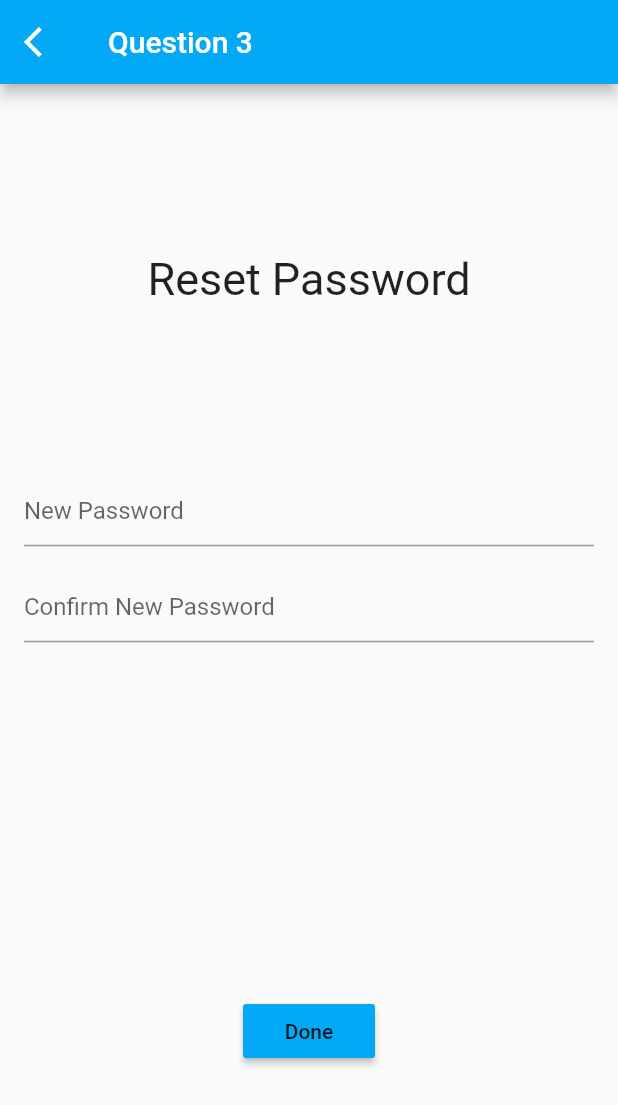
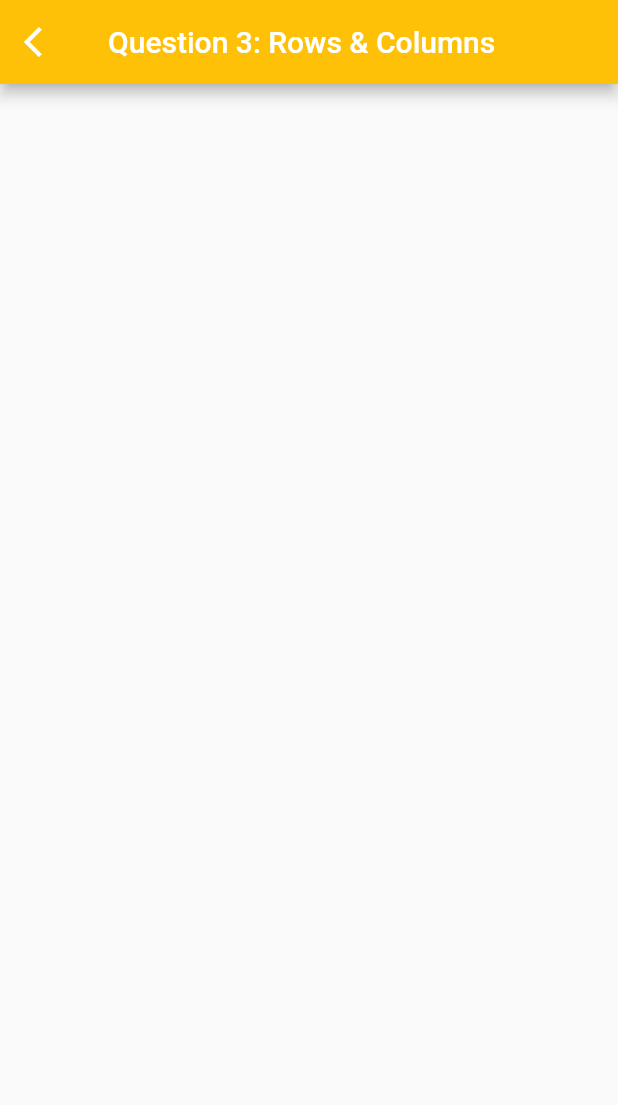
Before and after one commit to bry02g/hw3_layouts, a Flutter app: the screen it shows after launch, after a tap on "Question 3", on a phone screen of 412 x 824 dp. Shown: the top 1105 px of the screen. Run offline on Flutter 3.47's test engine with Material 2 defaults, Android fonts, the phone set to English and light mode, and no system bars.

Commit message:
added screenshots

```diff
--- a/lib/main.dart
+++ b/lib/main.dart
@@ -3,7 +3,7 @@ import 'package:hw1/questions/question1.dart';
 import 'package:hw1/questions/question2.dart';
 import 'package:hw1/questions/question3.dart';
 import 'package:hw1/questions/question4.dart';
-import 'package:hw1/questions/question5.dart';
+
 
 void main() {
   runApp(MyApp());
@@ -74,18 +74,7 @@ class MainPage extends StatelessWidget {
                   },
                 ),
               ),
-              Padding(
-                padding: const EdgeInsets.all(8.0),
-                child: RaisedButton(
-                  child: Text('Question 5'),
-                  onPressed: () {
-                    Navigator.push(
-                      context,
-                      MaterialPageRoute(builder: (context) => Question5()),
-                    );
-                  },
-                ),
-              ),
+
             ]),
       ),
     );
--- a/lib/questions/question1.dart
+++ b/lib/questions/question1.dart
@@ -1,19 +1,14 @@
 import 'package:flutter/material.dart';
 
-class Question1 extends StatefulWidget {
-  @override
-  _Question1State createState() => _Question1State();
-}
-
-class _Question1State extends State<Question1> {
-
+class Question1 extends StatelessWidget {
+  const Question1({Key key}) : super(key: key);
 
   @override
   Widget build(BuildContext context) {
     return MaterialApp(
       home: Scaffold(
           appBar: AppBar(
-            backgroundColor: Colors.green,
+            backgroundColor: Colors.pink,
             leading: IconButton(
               icon: Icon(
                 Icons.arrow_back_ios,
@@ -23,39 +18,17 @@ class _Question1State extends State<Question1> {
                 Navigator.pop(context);
               },
             ),
-            title: Text('Question 1'),
+            title: Text('Question 1: Rows'),
           ),
           body: Center(
-            child: Padding(
-              padding: const EdgeInsets.all(8.0),
-              child: Column(
-                  mainAxisAlignment: MainAxisAlignment.center,
-                  children: <Widget>[
-                    Text(
-                      'Press button to make me green',
-                      textAlign: TextAlign.center,
-                      style: TextStyle(
-                        fontSize: 25,
+              child: Row(
+            mainAxisAlignment: MainAxisAlignment.center,
+            children: <Widget>[
 
-                        // WILL NEED TO MODIFY THIS LINE
-                        color: Colors.black,
+              // ADD YOUR WIDGETS HERE
 
-
-                      ),
-                    ),
-                    Padding(
-                      padding: const EdgeInsets.only(top: 30),
-                      child: RaisedButton(
-                        child: Text('Make Green'),
-                        color: Colors.green,
-                        onPressed: (){
-                         // ADD YOUR CODE HERE
-                        },
-                      ),
-                    )
-                  ]),
-            ),
-          )),
+            ],
+          ))),
     );
   }
 }
--- a/lib/questions/question2.dart
+++ b/lib/questions/question2.dart
@@ -1,18 +1,14 @@
 import 'package:flutter/material.dart';
 
-class Question2 extends StatefulWidget {
-  @override
-  _Question2State createState() => _Question2State();
-}
-
-class _Question2State extends State<Question2> {
+class Question2 extends StatelessWidget {
+  const Question2({Key key}) : super(key: key);
 
   @override
   Widget build(BuildContext context) {
     return MaterialApp(
         home: Scaffold(
       appBar: AppBar(
-        backgroundColor: Colors.red,
+        backgroundColor: Colors.teal,
         leading: IconButton(
           icon: Icon(
             Icons.arrow_back_ios,
@@ -22,22 +18,15 @@ class _Question2State extends State<Question2> {
             Navigator.pop(context);
           },
         ),
-        title: Text('Question 2'),
+        title: Text('Question 2: Columns'),
       ),
-      body: Center(
-        child: IconButton(
-          iconSize: 200,
+      body: Column(
+          crossAxisAlignment: CrossAxisAlignment.start,
+          children: <Widget>[
 
-          // WILL NEED TO MODIFY THIS LINE
-          icon: Icon(
-            Icons.favorite_border,
-          ),
+            // ADD YOUR WIDGETS HERE
 
-          onPressed: () {
-            // ADD YOUR CODE HERE
-          },
-        ),
-      ),
+          ]),
     ));
   }
 }
--- a/lib/questions/question3.dart
+++ b/lib/questions/question3.dart
@@ -1,24 +1,14 @@
 import 'package:flutter/material.dart';
 
-class Question3 extends StatefulWidget {
-  @override
-  _Question3State createState() => _Question3State();
-}
-
-class _Question3State extends State<Question3> {
-  TextEditingController _newPasswordTextEditingController =
-      TextEditingController();
-  TextEditingController _confirmNewPasswordTextEditingController =
-      TextEditingController();
-
-  bool _match = true;
+class Question3 extends StatelessWidget {
+  const Question3({Key key}) : super(key: key);
 
   @override
   Widget build(BuildContext context) {
     return MaterialApp(
         home: Scaffold(
       appBar: AppBar(
-            backgroundColor: Colors.lightBlue,
+        backgroundColor: Colors.amber,
         leading: IconButton(
           icon: Icon(
             Icons.arrow_back_ios,
@@ -28,66 +18,17 @@ class _Question3State extends State<Question3> {
             Navigator.pop(context);
           },
         ),
-            title: Text('Question 3'),
+        title: Text('Question 3: Rows & Columns'),
       ),
-          body: Padding(
-            padding: const EdgeInsets.all(8.0),
+      body: Center(
         child: Column(
             mainAxisAlignment: MainAxisAlignment.center,
             children: <Widget>[
-                Spacer(),
-                Text(
-                  'Reset Password',
-                  textAlign: TextAlign.left,
-                  style: TextStyle(
-                    fontSize: 30,
+
+              // ADD YOUR WIDGETS HERE
+
+            ]),
       ),
-                ),
-                Spacer(),
-                Padding(
-                  padding: const EdgeInsets.all(8.0),
-                  child: TextField(
-                    controller: _newPasswordTextEditingController,
-                    decoration: InputDecoration(
-                      hintText: 'New Password',
-                    ),
-                  ),
-                ),
-                Padding(
-                  padding: const EdgeInsets.all(8.0),
-                  child: TextField(
-                    controller: _confirmNewPasswordTextEditingController,
-                    decoration: InputDecoration(
-                      hintText: 'Confirm New Password',
-                    ),
-                  ),
-                ),
-                Spacer(),
-                Text(
-                  _match ? "" : "Passwords Don't Match",
-                  style: TextStyle(
-                    fontSize: 15,
-                    color: Colors.red,
-                  ),
-                ),
-                Spacer(),
-                RaisedButton(
-                    child: Text('Done'),
-                    color: Colors.lightBlue,
-                    onPressed: () {
-                      setState(() {
-                        var newPassword =
-                            _newPasswordTextEditingController.text;
-                        var confirmPassword =
-                            _confirmNewPasswordTextEditingController.text;
-
-                        _match = (newPassword == confirmPassword);
-                      });
-                    }),
-                Spacer(),
-              ],
-            ),
-          )),
-    );
+    ));
   }
 }
```
Also changed, not shown: lib/questions/question4.dart (+8 -28 lines), lib/questions/question5.dart (deleted, +0 -97 lines), 5 other files. Lines whose indentation alone changed are shown as unchanged.
